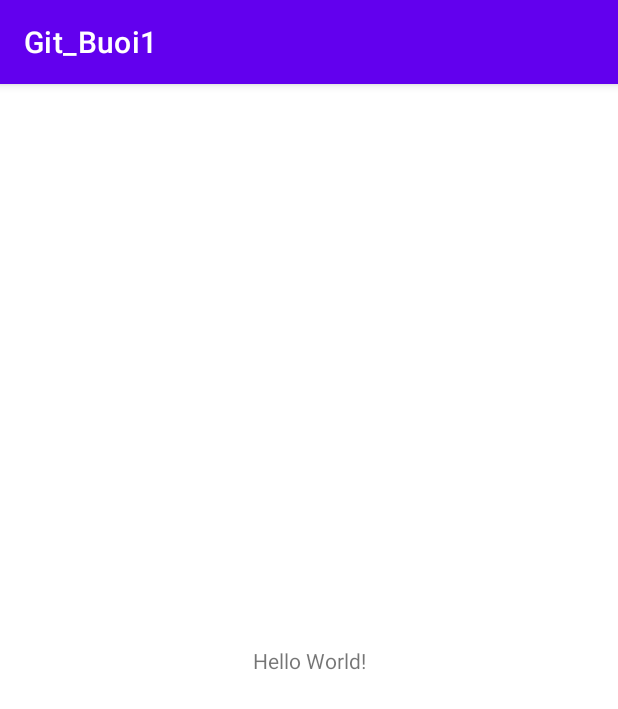
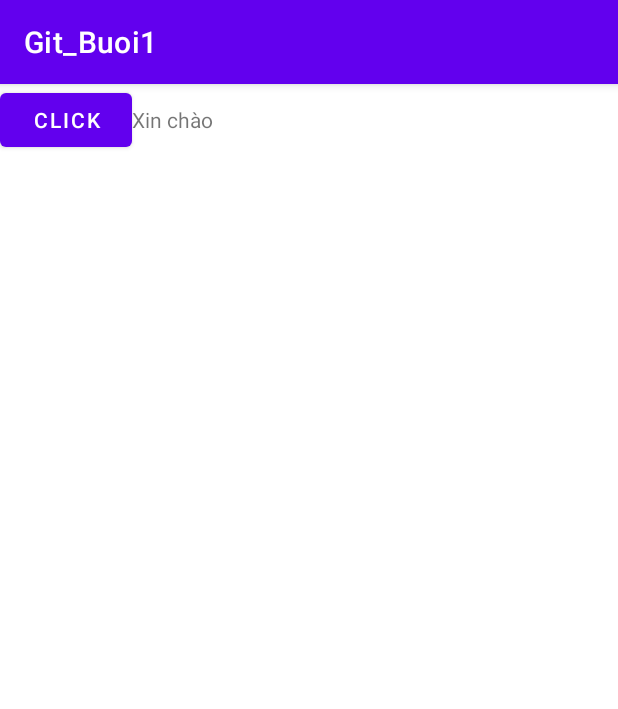
Before and after one commit to tantkna/Git_Buoi1, an Android app: the screen it shows after launch (MainActivity), on a phone screen of 412 x 824 dp. Shown: the top 709 px of the screen. Run offline under Robolectric (Android 15) with nearby library versions, the phone set to English and light mode, and no system bars.

Commit message:
Them Button

```diff
--- a/app/src/main/AndroidManifest.xml
+++ b/app/src/main/AndroidManifest.xml
@@ -1,6 +1,6 @@
 <?xml version="1.0" encoding="utf-8"?>
 <manifest xmlns:android="http://schemas.android.com/apk/res/android"
-    package="com.example.git_buoi1">
+    package="com.example.git_buoi1" >
 
     <application
         android:allowBackup="true"
@@ -8,10 +8,10 @@
         android:label="@string/app_name"
         android:roundIcon="@mipmap/ic_launcher_round"
         android:supportsRtl="true"
-        android:theme="@style/Theme.Git_Buoi1">
+        android:theme="@style/Theme.Git_Buoi1" >
         <activity
             android:name=".MainActivity"
-            android:exported="true">
+            android:exported="true" >
             <intent-filter>
                 <action android:name="android.intent.action.MAIN" />
 
--- a/app/src/main/res/layout/activity_main.xml
+++ b/app/src/main/res/layout/activity_main.xml
@@ -1,18 +1,22 @@
 <?xml version="1.0" encoding="utf-8"?>
-<androidx.constraintlayout.widget.ConstraintLayout xmlns:android="http://schemas.android.com/apk/res/android"
+<LinearLayout
+    xmlns:android="http://schemas.android.com/apk/res/android"
+    xmlns:tools="http://schemas.android.com/tools"
     xmlns:app="http://schemas.android.com/apk/res-auto"
-    xmlns:tools="http://schemas.android.com/tools"
     android:layout_width="match_parent"
     android:layout_height="match_parent"
     tools:context=".MainActivity">
-
-    <TextView
+    <Button
       android:layout_width="wrap_content"
       android:layout_height="wrap_content"
-        android:text="Hello World!"
+      android:text="Click"
       app:layout_constraintBottom_toBottomOf="parent"
       app:layout_constraintLeft_toLeftOf="parent"
       app:layout_constraintRight_toRightOf="parent"
       app:layout_constraintTop_toTopOf="parent" />
+    <TextView
+        android:layout_width="match_parent"
+        android:layout_height="wrap_content"
+        android:text="Xin chào"/>
 
-</androidx.constraintlayout.widget.ConstraintLayout>
+  </LinearLayout>
```
Lines whose indentation alone changed are shown as unchanged.
